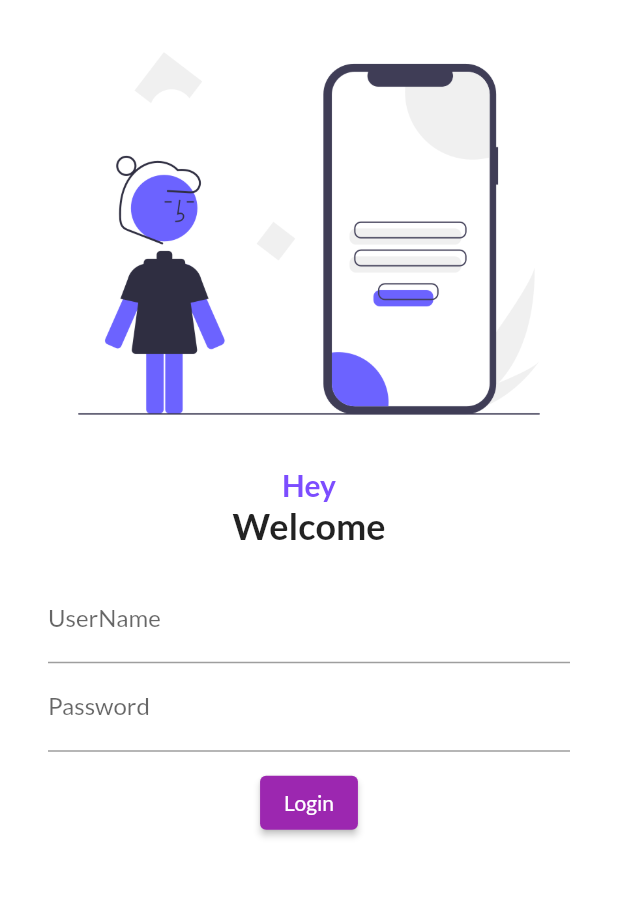
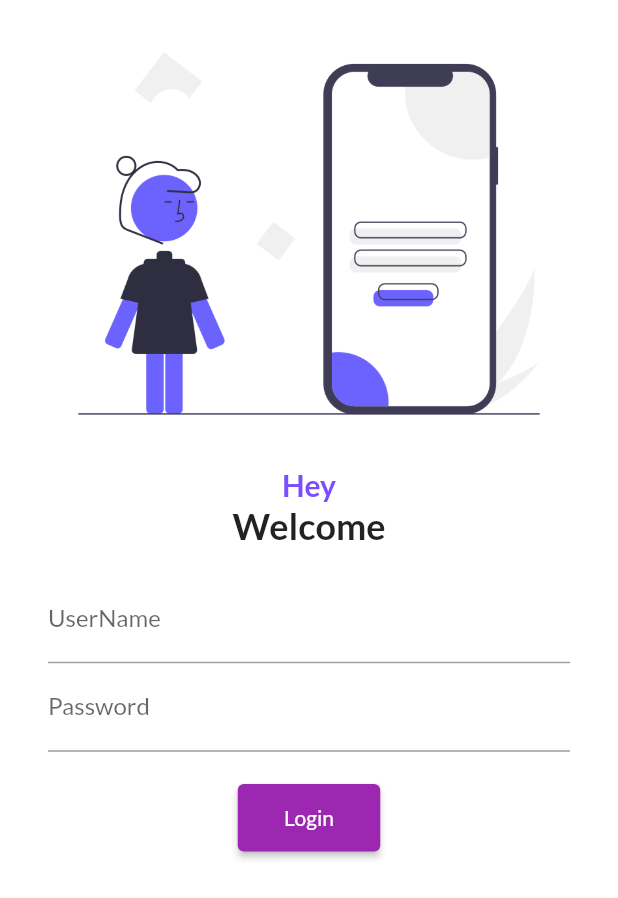
Before and after one commit to SyedAmeenHussaini/flutter_pra, a Flutter app: the screen it shows after launch, on a phone screen of 412 x 824 dp. Shown: the top 898 px of the screen. Run offline on Flutter 3.47's test engine with Material 2 defaults, Android fonts, the phone set to English and light mode, and no system bars; our stand-ins replace google_fonts.

Commit message:
day 5 completed

```diff
--- a/lib/main.dart
+++ b/lib/main.dart
@@ -1,6 +1,7 @@
 import 'package:flutter/material.dart';
 import 'package:flutter_catalog/pages/login_page.dart';
 import 'package:flutter_catalog/pages/Home_page.dart';
+import 'package:flutter_catalog/pages/utilits/approut.dart';
 import 'package:google_fonts/google_fonts.dart';
 void main() {
   runApp(Myapp());
@@ -25,8 +26,8 @@ class Myapp extends StatelessWidget {
       initialRoute: "/login",
      routes:{
        "/":(context) => LoginPage(),
-       "/home":(context) => Homepage(),
-       "/login":(context) => LoginPage(),
+       MyRoutes.homeRout :(context) => Homepage(),
+       MyRoutes.loginRout:(context) => LoginPage(),
 
      } ,
     );
--- a/lib/pages/login_page.dart
+++ b/lib/pages/login_page.dart
@@ -1,10 +1,13 @@
 import "package:flutter/material.dart";
+import 'package:flutter_catalog/pages/Home_page.dart';
+import 'package:flutter_catalog/pages/utilits/approut.dart';
 
 class LoginPage extends StatelessWidget {
   @override
   Widget build(BuildContext context) {
     return Material(
       color: Colors.white,
+      child: SingleChildScrollView(
         child: Column(
           children: [
             Image.asset(
@@ -39,18 +42,21 @@ class LoginPage extends StatelessWidget {
                       decoration: InputDecoration(
                           hintText: "Enter Password", labelText: "Password")),
                   SizedBox(
-                  height: 10,
+                    height: 20,
                   ),
                   ElevatedButton(
-                    onPressed: (() {
-                      print("Miracle");
-                    }),
-                    child: Text("Login"))
+                    child: Text("Login"),
+                    style: TextButton.styleFrom(minimumSize: Size(95, 45)),
+                    onPressed: () {
+                      Navigator.popAndPushNamed(context, MyRoutes.homeRout);
+                    },
+                  )
                 ],
               ),
             )
           ],
         ),
+      ),
     );
   }
 }
--- /dev/null
+++ b/lib/pages/utilits/approut.dart
@@ -0,0 +1,5 @@
+class MyRoutes {
+  static String loginRout = "/login";
+  static String homeRout = "/home";
+
+}
```
Lines whose indentation alone changed are shown as unchanged.
